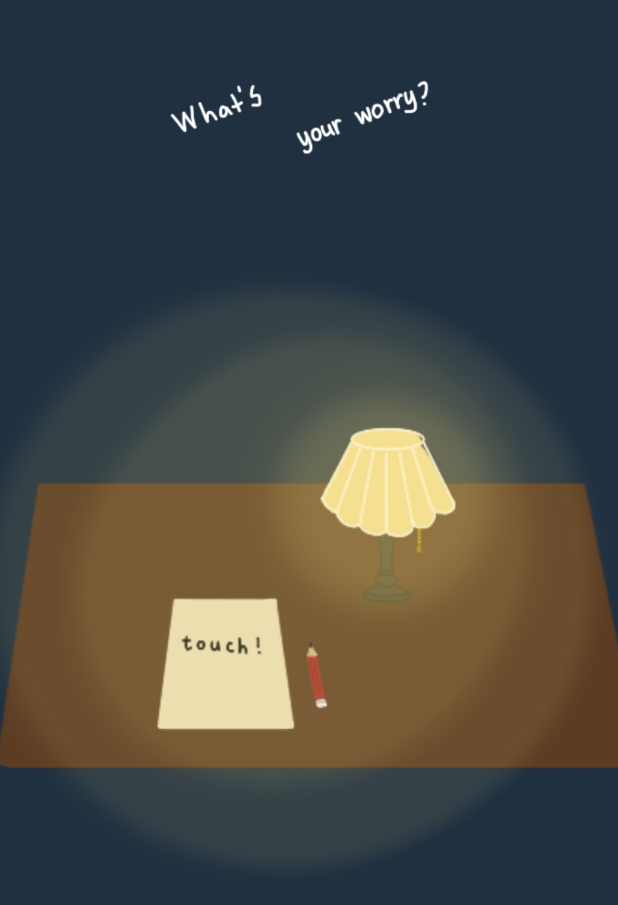
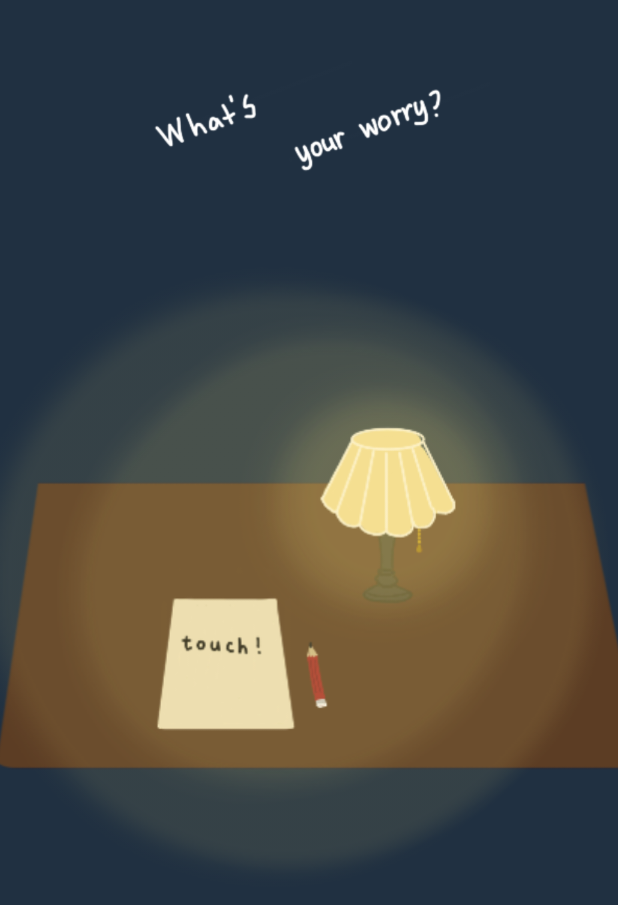
Before and after one commit to jeongiin/Planetwork, an Android app: the fragment WriteLetterFragment shown on its own in the app's theme, on a phone screen of 412 x 824 dp. Shown: the top 905 px of the screen. Run offline under Robolectric (Android 15) with nearby library versions, the phone set to English and light mode, and no system bars.

Commit message:
loading 화면 추가

```diff
--- a/app/src/main/res/drawable/splash_background.xml
+++ b/app/src/main/res/drawable/splash_background.xml
@@ -4,8 +4,8 @@
             android:drawable="@color/colorLetterBackground"/>
     <item>
         <bitmap
-                android:gravity="center"
-                android:src="@drawable/splash_planet"/>
+                android:gravity="fill"
+                android:src="@drawable/planet_splash"/>
     </item>
 
 </layer-list>
--- a/app/src/main/res/layout/fragment_writeletter.xml
+++ b/app/src/main/res/layout/fragment_writeletter.xml
@@ -32,9 +32,9 @@
             android:layout_marginTop="40dp"
             app:layout_constraintVertical_bias="0.344" app:layout_constraintHorizontal_bias="0.577"/>
     <ImageView
-            android:layout_width="259dp"
-            android:layout_height="148dp" app:srcCompat="@drawable/what_worry"
-            tools:layout_editor_absoluteY="102dp" android:id="@+id/imageView"
+            android:layout_width="265dp"
+            android:layout_height="164dp" app:srcCompat="@drawable/what_worry"
+            tools:layout_editor_absoluteY="86dp" android:id="@+id/imageView"
             app:layout_constraintStart_toStartOf="parent" android:layout_marginLeft="8dp"
             android:layout_marginStart="8dp" app:layout_constraintEnd_toEndOf="parent" android:layout_marginEnd="8dp"
             android:layout_marginRight="8dp"/>
```
Also changed, not shown: app/src/main/res/drawable/gif_planet.gif (deleted), app/src/main/res/drawable/planet_splash.jpg (added), app/src/main/res/drawable/splash_planet.gif (deleted).
